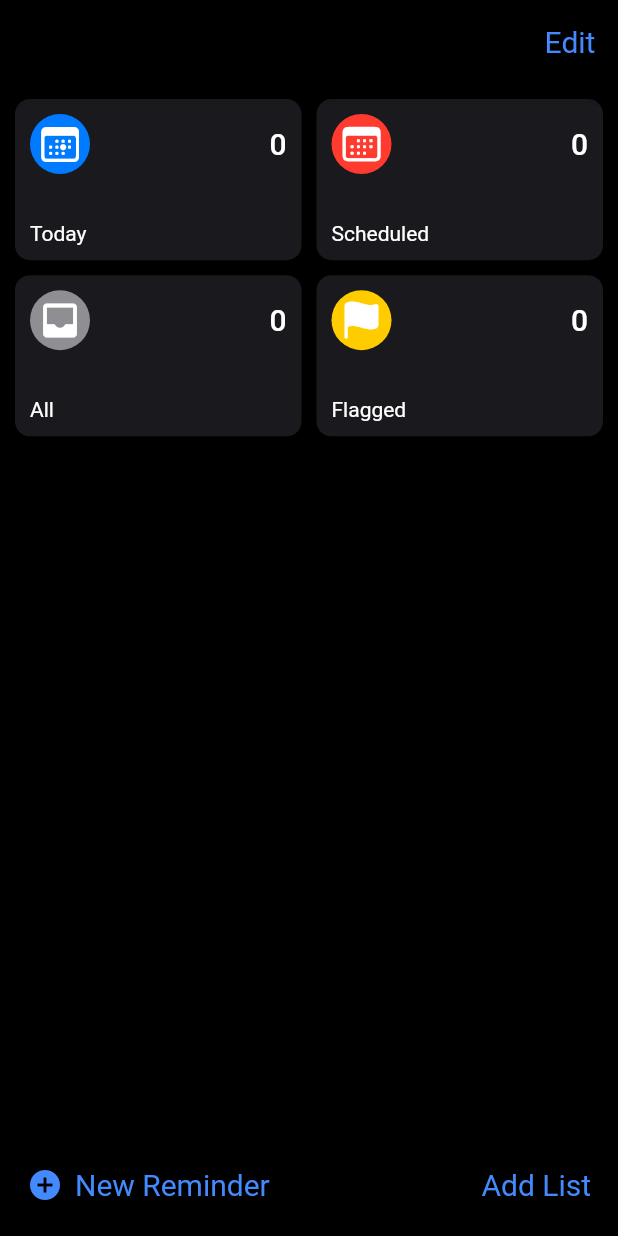
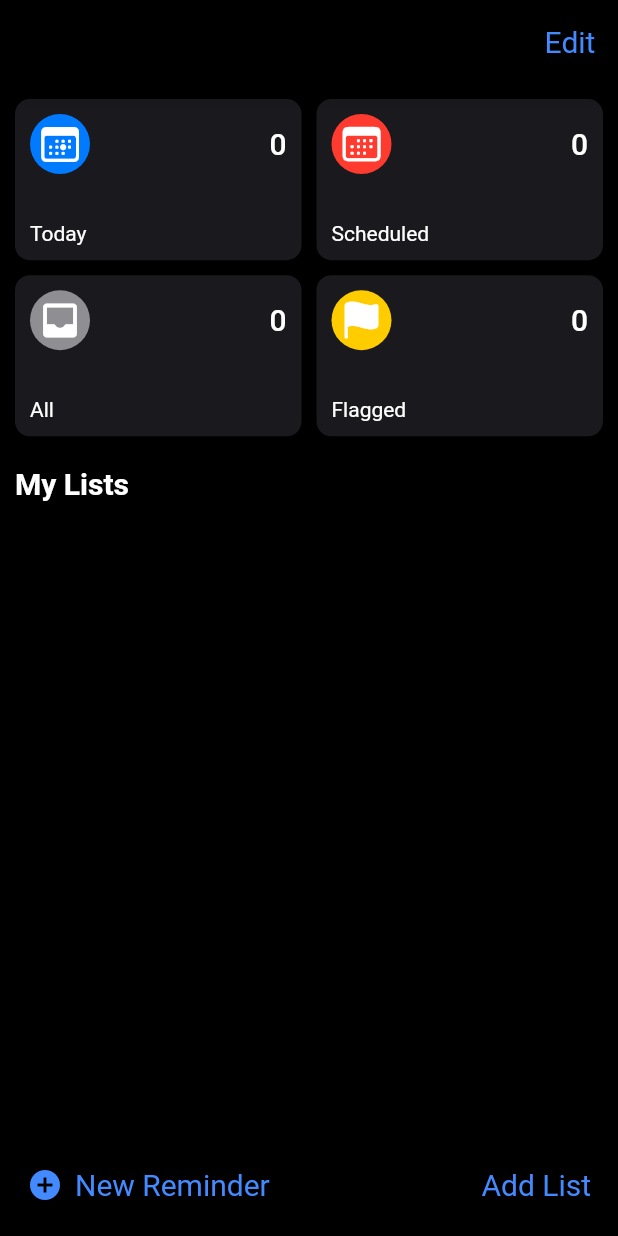
Before and after one commit to peterjakemiranda/reminder_app, a Flutter app: the screen it shows after launch, on a phone screen of 412 x 824 dp. Run offline on Flutter 3.47's test engine with Material 2 defaults, Android fonts, the phone set to English and light mode, and no system bars.

```diff
--- a/lib/main.dart
+++ b/lib/main.dart
@@ -1,4 +1,6 @@
 import 'package:flutter/material.dart';
+import 'package:provider/provider.dart';
+import 'package:reminder_app/models/todo_list/todo_list_collection.dart';
 import 'package:reminder_app/screens/add_list/add_list_screen.dart';
 import 'package:reminder_app/screens/add_reminder/add_reminder_screen.dart';
 import 'package:reminder_app/screens/home/homescreen.dart';
@@ -13,7 +15,9 @@ class MyApp extends StatelessWidget {
   // This widget is the root of your application.
   @override
   Widget build(BuildContext context) {
-    return MaterialApp(
+    return ChangeNotifierProvider<TodoListCollection>(
+      create: (BuildContext context) => TodoListCollection(),
+      child: MaterialApp(
           initialRoute: '/',
           routes: {
             '/': (context) => HomeScreen(),
@@ -35,6 +39,7 @@ class MyApp extends StatelessWidget {
               ),
             ),
             dividerColor: Colors.grey[600],
-        ));
+          )),
+    );
   }
 }
--- a/lib/models/common/custom_icon_collection.dart
+++ b/lib/models/common/custom_icon_collection.dart
@@ -16,7 +16,7 @@ class CustomIconCollection {
   ];
   UnmodifiableListView<CustomIcon> get icons => UnmodifiableListView(_icons);
 
-  CustomIcon findColorById(id) {
+  CustomIcon findIconById(id) {
     return _icons.firstWhere((customIcon) => customIcon.id == id);
   }
 }
--- a/lib/screens/home/homescreen.dart
+++ b/lib/screens/home/homescreen.dart
@@ -1,11 +1,17 @@
+import 'dart:collection';
+
 import 'package:flutter/cupertino.dart';
+import 'package:provider/provider.dart';
 import 'package:reminder_app/common/widgets/category_icon.dart';
 import 'package:reminder_app/models/category/category.dart';
 import 'package:flutter/material.dart';
 import 'package:reminder_app/models/category/category_collection.dart';
+import 'package:reminder_app/models/common/custom_color_collection.dart';
+import 'package:reminder_app/models/common/custom_icon_collection.dart';
 import 'package:reminder_app/models/todo_list/todo_list.dart';
 import 'package:reminder_app/models/todo_list/todo_list_collection.dart';
 import 'package:reminder_app/screens/home/widgets/list_view_items.dart';
+import 'package:reminder_app/screens/home/widgets/todo_lists.dart';
 
 import 'widgets/footer.dart';
 import 'widgets/grid_view_items.dart';
@@ -17,14 +23,9 @@ class HomeScreen extends StatefulWidget {
 
 class _HomeScreenState extends State<HomeScreen> {
   var layoutType = 'grid';
-  CategoryCollection categories = CategoryCollection();
-  List<TodoList> todoLists = [];
+  CategoryCollection categoryCollection = CategoryCollection();
 
-  addNewList(TodoList list) {
-    setState(() {
-      todoLists.add(list);
-    });
-  }
+  addNewList(TodoList list) {}
 
   @override
   Widget build(BuildContext context) {
@@ -48,35 +49,30 @@ class _HomeScreenState extends State<HomeScreen> {
               ))
         ],
       ),
-      body: Column(
+      body: Container(
+        color: Colors.black,
+        child: Column(
           children: [
-          Container(
-            color: Colors.black,
-            child: AnimatedCrossFade(
+            Expanded(
+              child: ListView(
+                children: [
+                  AnimatedCrossFade(
                     duration: const Duration(milliseconds: 300),
-              firstChild:
-                  GridViewItems(categories: categories.selectedCategories),
-              secondChild: ListViewItems(categoryCollection: categories),
+                    firstChild: GridViewItems(
+                        categories: categoryCollection.selectedCategories),
+                    secondChild:
+                        ListViewItems(categoryCollection: categoryCollection),
                     crossFadeState: layoutType == 'grid'
                         ? CrossFadeState.showFirst
                         : CrossFadeState.showSecond,
                   ),
-          ),
-          Expanded(
-            child: Container(
-              child: ListView.builder(
-                shrinkWrap: true,
-                itemCount: todoLists.length,
-                itemBuilder: (BuildContext context, int index) {
-                  return ListTile(
-                    leading: Text(todoLists[index].title),
-                  );
-                },
+                  TodoLists(),
+                ],
               ),
             ),
+            Footer(),
+          ],
         ),
-          Footer(addNewListCallback: (todoList) => addNewList(todoList)),
-        ],
       ),
     );
   }
--- a/lib/screens/home/widgets/footer.dart
+++ b/lib/screens/home/widgets/footer.dart
@@ -4,11 +4,6 @@ import 'package:reminder_app/screens/add_list/add_list_screen.dart';
 import 'package:reminder_app/screens/add_reminder/add_reminder_screen.dart';
 
 class Footer extends StatelessWidget {
-  final addNewListCallback;
-  const Footer({
-    required this.addNewListCallback,
-  });
-
   @override
   Widget build(BuildContext context) {
     return Container(
@@ -33,14 +28,13 @@ class Footer extends StatelessWidget {
             ],
           ),
           TextButton(
-            onPressed: () async {
-              TodoList newList = await Navigator.push(
+            onPressed: () {
+              Navigator.push(
                   context,
                   MaterialPageRoute(
                     builder: (context) => AddListScreen(),
                     fullscreenDialog: true,
                   ));
-              addNewListCallback(newList);
             },
             child: const Text('Add List'),
           ),
--- a/lib/screens/home/widgets/grid_view_items.dart
+++ b/lib/screens/home/widgets/grid_view_items.dart
@@ -17,6 +17,7 @@ class _GridViewItemsState extends State<GridViewItems> {
   @override
   Widget build(BuildContext context) {
     return GridView.count(
+      physics: NeverScrollableScrollPhysics(),
       shrinkWrap: true,
       crossAxisCount: 2,
       childAspectRatio: 16 / 9,
--- /dev/null
+++ b/lib/screens/home/widgets/todo_lists.dart
@@ -0,0 +1,82 @@
+import 'package:flutter/material.dart';
+import 'package:provider/provider.dart';
+
+import '../../../common/widgets/category_icon.dart';
+import '../../../models/common/custom_color_collection.dart';
+import '../../../models/common/custom_icon_collection.dart';
+import '../../../models/todo_list/todo_list_collection.dart';
+
+class TodoLists extends StatelessWidget {
+  @override
+  Widget build(BuildContext context) {
+    final todoLists = Provider.of<TodoListCollection>(context).todoLists;
+    return Padding(
+      padding: const EdgeInsets.all(10),
+      child: Column(
+        crossAxisAlignment: CrossAxisAlignment.start,
+        children: [
+          Text(
+            'My Lists',
+            style: Theme.of(context)
+                .textTheme
+                .headline6!
+                .copyWith(fontWeight: FontWeight.bold),
+          ),
+          Container(
+            clipBehavior: Clip.antiAlias,
+            decoration: BoxDecoration(
+              borderRadius: BorderRadius.circular(10),
+            ),
+            child: ListView.builder(
+              physics: NeverScrollableScrollPhysics(),
+              padding: EdgeInsets.zero,
+              shrinkWrap: true,
+              itemCount: todoLists.length,
+              itemBuilder: (BuildContext context, int index) {
+                return Dismissible(
+                  onDismissed: (direction) {
+                    Provider.of<TodoListCollection>(context, listen: false)
+                        .removeTodoList(todoLists[index]);
+                  },
+                  direction: DismissDirection.endToStart,
+                  key: UniqueKey(),
+                  background: Container(
+                    alignment: AlignmentDirectional.centerEnd,
+                    color: Colors.red,
+                    child: Padding(
+                        padding: const EdgeInsets.fromLTRB(0, 0, 20, 0),
+                        child: Icon(Icons.delete)),
+                  ),
+                  child: Card(
+                    shape:
+                        RoundedRectangleBorder(borderRadius: BorderRadius.zero),
+                    elevation: 0,
+                    margin: EdgeInsets.zero,
+                    child: ListTile(
+                      leading: CategoryIcon(
+                        bgColor: (CustomColorCollection()
+                            .findColorById(todoLists[index].icon['color'])
+                            .color),
+                        iconData: (CustomIconCollection()
+                            .findIconById(todoLists[index].icon['id'])
+                            .icon),
+                      ),
+                      title: Text(todoLists[index].title),
+                      trailing: Text(
+                        '0',
+                        style: Theme.of(context)
+                            .textTheme
+                            .bodyText2!
+                            .copyWith(fontWeight: FontWeight.bold),
+                      ),
+                    ),
+                  ),
+                );
+              },
+            ),
+          ),
+        ],
+      ),
+    );
+  }
+}
```
Also changed, not shown: lib/models/todo_list/todo_list_collection.dart (+13 -5 lines), lib/screens/add_list/add_list_screen.dart (+8 -3 lines). Lines whose indentation alone changed are shown as unchanged.
